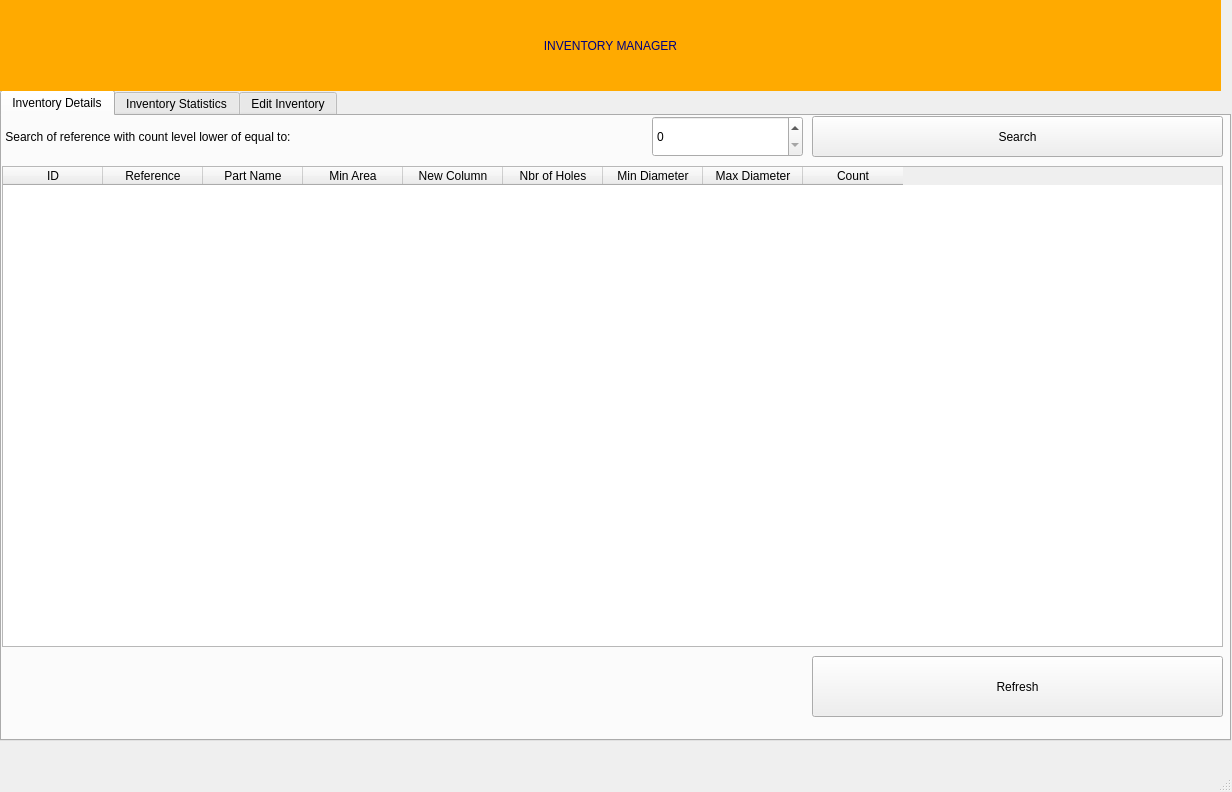
Above: app_design.ui from pkams/software_development_python before the change. Below: the same form after it.
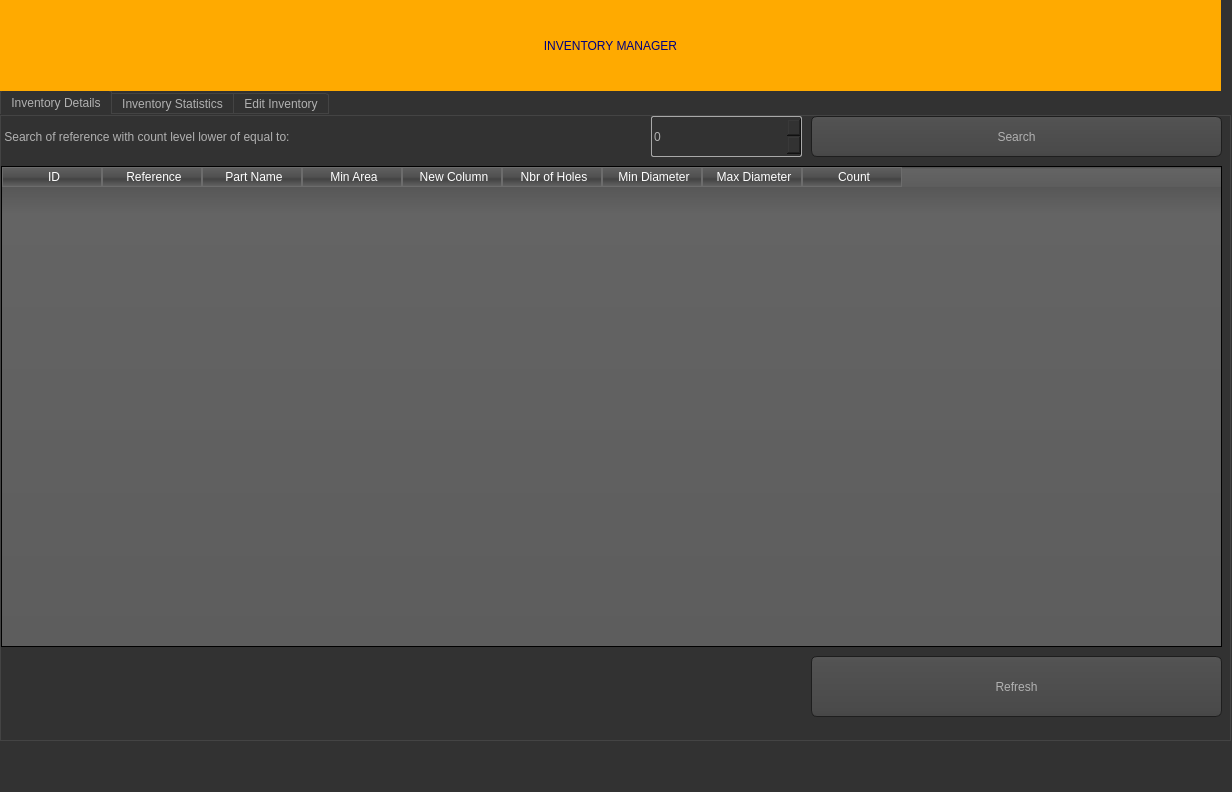
That is the form after the change. The open tabs and pages were chosen to show the change. Icons and pictures are not drawn.

Patch:
```diff
--- a/app_design.ui
+++ b/app_design.ui
@@ -13,6 +13,527 @@
   <property name="windowTitle">
    <string>Inventory Manager</string>
   </property>
+  <property name="styleSheet">
+   <string notr="true">QToolTip
+{
+     border: 1px solid black;
+     background-color: #ffa02f;
+     padding: 1px;
+     border-radius: 3px;
+     opacity: 100;
+}
+
+QWidget
+{
+    color: #b1b1b1;
+    background-color: #323232;
+}
+
+QTreeView, QListView
+{
+    background-color: silver;
+    margin-left: 5px;
+}
+
+QWidget:item:hover
+{
+    background-color: QLinearGradient( x1: 0, y1: 0, x2: 0, y2: 1, stop: 0 #ffa02f, stop: 1 #ca0619);
+    color: #000000;
+}
+
+QWidget:item:selected
+{
+    background-color: QLinearGradient( x1: 0, y1: 0, x2: 0, y2: 1, stop: 0 #ffa02f, stop: 1 #d7801a);
+}
+
+QMenuBar::item
+{
+    background: transparent;
+}
+
+QMenuBar::item:selected
+{
+    background: transparent;
+    border: 1px solid #ffaa00;
+}
+
+QMenuBar::item:pressed
+{
+    background: #444;
+    border: 1px solid #000;
+    background-color: QLinearGradient(
+        x1:0, y1:0,
+        x2:0, y2:1,
+        stop:1 #212121,
+        stop:0.4 #343434/*,
+        stop:0.2 #343434,
+        stop:0.1 #ffaa00*/
+    );
+    margin-bottom:-1px;
+    padding-bottom:1px;
+}
+
+QMenu
+{
+    border: 1px solid #000;
+}
+
+QMenu::item
+{
+    padding: 2px 20px 2px 20px;
+}
+
+QMenu::item:selected
+{
+    color: #000000;
+}
+
+QWidget:disabled
+{
+    color: #808080;
+    background-color: #323232;
+}
+
+QAbstractItemView
+{
+    background-color: QLinearGradient( x1: 0, y1: 0, x2: 0, y2: 1, stop: 0 #4d4d4d, stop: 0.1 #646464, stop: 1 #5d5d5d);
+}
+
+QWidget:focus
+{
+    /*border: 1px solid darkgray;*/
+}
+
+QLineEdit
+{
+    background-color: QLinearGradient( x1: 0, y1: 0, x2: 0, y2: 1, stop: 0 #4d4d4d, stop: 0 #646464, stop: 1 #5d5d5d);
+    padding: 1px;
+    border-style: solid;
+    border: 1px solid #1e1e1e;
+    border-radius: 5;
+}
+
+QPushButton
+{
+    color: #b1b1b1;
+    background-color: QLinearGradient( x1: 0, y1: 0, x2: 0, y2: 1, stop: 0 #565656, stop: 0.1 #525252, stop: 0.5 #4e4e4e, stop: 0.9 #4a4a4a, stop: 1 #464646);
+    border-width: 1px;
+    border-color: #1e1e1e;
+    border-style: solid;
+    border-radius: 6;
+    padding: 3px;
+    font-size: 12px;
+    padding-left: 5px;
+    padding-right: 5px;
+    min-width: 40px;
+}
+
+QPushButton:pressed
+{
+    background-color: QLinearGradient( x1: 0, y1: 0, x2: 0, y2: 1, stop: 0 #2d2d2d, stop: 0.1 #2b2b2b, stop: 0.5 #292929, stop: 0.9 #282828, stop: 1 #252525);
+}
+
+QComboBox
+{
+    selection-background-color: #ffaa00;
+    background-color: QLinearGradient( x1: 0, y1: 0, x2: 0, y2: 1, stop: 0 #565656, stop: 0.1 #525252, stop: 0.5 #4e4e4e, stop: 0.9 #4a4a4a, stop: 1 #464646);
+    border-style: solid;
+    border: 1px solid #1e1e1e;
+    border-radius: 5;
+}
+
+QComboBox:hover,QPushButton:hover
+{
+    border: 2px solid QLinearGradient( x1: 0, y1: 0, x2: 0, y2: 1, stop: 0 #ffa02f, stop: 1 #d7801a);
+}
+
+
+QComboBox:on
+{
+    padding-top: 3px;
+    padding-left: 4px;
+    background-color: QLinearGradient( x1: 0, y1: 0, x2: 0, y2: 1, stop: 0 #2d2d2d, stop: 0.1 #2b2b2b, stop: 0.5 #292929, stop: 0.9 #282828, stop: 1 #252525);
+    selection-background-color: #ffaa00;
+}
+
+QComboBox QAbstractItemView
+{
+    border: 2px solid darkgray;
+    selection-background-color: QLinearGradient( x1: 0, y1: 0, x2: 0, y2: 1, stop: 0 #ffa02f, stop: 1 #d7801a);
+}
+
+QComboBox::drop-down
+{
+     subcontrol-origin: padding;
+     subcontrol-position: top right;
+     width: 15px;
+
+     border-left-width: 0px;
+     border-left-color: darkgray;
+     border-left-style: solid; /* just a single line */
+     border-top-right-radius: 3px; /* same radius as the QComboBox */
+     border-bottom-right-radius: 3px;
+ }
+
+QComboBox::down-arrow
+{
+     image: url(:/dark_orange/img/down_arrow.png);
+}
+
+QGroupBox
+{
+    border: 1px solid darkgray;
+    margin-top: 10px;
+}
+
+QGroupBox:focus
+{
+    border: 1px solid darkgray;
+}
+
+QTextEdit:focus
+{
+    border: 1px solid darkgray;
+}
+
+QScrollBar:horizontal {
+     border: 1px solid #222222;
+     background: QLinearGradient( x1: 0, y1: 0, x2: 0, y2: 1, stop: 0.0 #121212, stop: 0.2 #282828, stop: 1 #484848);
+     height: 7px;
+     margin: 0px 16px 0 16px;
+}
+
+QScrollBar::handle:horizontal
+{
+      background: QLinearGradient( x1: 0, y1: 0, x2: 1, y2: 0, stop: 0 #ffa02f, stop: 0.5 #d7801a, stop: 1 #ffa02f);
+      min-height: 20px;
+      border-radius: 2px;
+}
+
+QScrollBar::add-line:horizontal {
+      border: 1px solid #1b1b19;
+      border-radius: 2px;
+      background: QLinearGradient( x1: 0, y1: 0, x2: 1, y2: 0, stop: 0 #ffa02f, stop: 1 #d7801a);
+      width: 14px;
+      subcontrol-position: right;
+      subcontrol-origin: margin;
+}
+
+QScrollBar::sub-line:horizontal {
+      border: 1px solid #1b1b19;
+      border-radius: 2px;
+      background: QLinearGradient( x1: 0, y1: 0, x2: 1, y2: 0, stop: 0 #ffa02f, stop: 1 #d7801a);
+      width: 14px;
+     subcontrol-position: left;
+     subcontrol-origin: margin;
+}
+
+QScrollBar::right-arrow:horizontal, QScrollBar::left-arrow:horizontal
+{
+      border: 1px solid black;
+      width: 1px;
+      height: 1px;
+      background: white;
+}
+
+QScrollBar::add-page:horizontal, QScrollBar::sub-page:horizontal
+{
+      background: none;
+}
+
+QScrollBar:vertical
+{
+      background: QLinearGradient( x1: 0, y1: 0, x2: 1, y2: 0, stop: 0.0 #121212, stop: 0.2 #282828, stop: 1 #484848);
+      width: 7px;
+      margin: 16px 0 16px 0;
+      border: 1px solid #222222;
+}
+
+QScrollBar::handle:vertical
+{
+      background: QLinearGradient( x1: 0, y1: 0, x2: 0, y2: 1, stop: 0 #ffa02f, stop: 0.5 #d7801a, stop: 1 #ffa02f);
+      min-height: 20px;
+      border-radius: 2px;
+}
+
+QScrollBar::add-line:vertical
+{
+      border: 1px solid #1b1b19;
+      border-radius: 2px;
+      background: QLinearGradient( x1: 0, y1: 0, x2: 0, y2: 1, stop: 0 #ffa02f, stop: 1 #d7801a);
+      height: 14px;
+      subcontrol-position: bottom;
+      subcontrol-origin: margin;
+}
+
+QScrollBar::sub-line:vertical
+{
+      border: 1px solid #1b1b19;
+      border-radius: 2px;
+      background: QLinearGradient( x1: 0, y1: 0, x2: 0, y2: 1, stop: 0 #d7801a, stop: 1 #ffa02f);
+      height: 14px;
+      subcontrol-position: top;
+      subcontrol-origin: margin;
+}
+
+QScrollBar::up-arrow:vertical, QScrollBar::down-arrow:vertical
+{
+      border: 1px solid black;
+      width: 1px;
+      height: 1px;
+      background: white;
+}
+
+
+QScrollBar::add-page:vertical, QScrollBar::sub-page:vertical
+{
+      background: none;
+}
+
+QTextEdit
+{
+    background-color: #242424;
+}
+
+QPlainTextEdit
+{
+    background-color: #242424;
+}
+
+QHeaderView::section
+{
+    background-color: QLinearGradient(x1:0, y1:0, x2:0, y2:1, stop:0 #616161, stop: 0.5 #505050, stop: 0.6 #434343, stop:1 #656565);
+    color: white;
+    padding-left: 4px;
+    border: 1px solid #6c6c6c;
+}
+
+QCheckBox:disabled
+{
+color: #414141;
+}
+
+QDockWidget::title
+{
+    text-align: center;
+    spacing: 3px; /* spacing between items in the tool bar */
+    background-color: QLinearGradient(x1:0, y1:0, x2:0, y2:1, stop:0 #323232, stop: 0.5 #242424, stop:1 #323232);
+}
+
+QDockWidget::close-button, QDockWidget::float-button
+{
+    text-align: center;
+    spacing: 1px; /* spacing between items in the tool bar */
+    background-color: QLinearGradient(x1:0, y1:0, x2:0, y2:1, stop:0 #323232, stop: 0.5 #242424, stop:1 #323232);
+}
+
+QDockWidget::close-button:hover, QDockWidget::float-button:hover
+{
+    background: #242424;
+}
+
+QDockWidget::close-button:pressed, QDockWidget::float-button:pressed
+{
+    padding: 1px -1px -1px 1px;
+}
+
+QMainWindow::separator
+{
+    background-color: QLinearGradient(x1:0, y1:0, x2:0, y2:1, stop:0 #161616, stop: 0.5 #151515, stop: 0.6 #212121, stop:1 #343434);
+    color: white;
+    padding-left: 4px;
+    border: 1px solid #4c4c4c;
+    spacing: 3px; /* spacing between items in the tool bar */
+}
+
+QMainWindow::separator:hover
+{
+
+    background-color: QLinearGradient(x1:0, y1:0, x2:0, y2:1, stop:0 #d7801a, stop:0.5 #b56c17 stop:1 #ffa02f);
+    color: white;
+    padding-left: 4px;
+    border: 1px solid #6c6c6c;
+    spacing: 3px; /* spacing between items in the tool bar */
+}
+
+QToolBar::handle
+{
+     spacing: 3px; /* spacing between items in the tool bar */
+     background: url(:/dark_orange/img/handle.png);
+}
+
+QMenu::separator
+{
+    height: 2px;
+    background-color: QLinearGradient(x1:0, y1:0, x2:0, y2:1, stop:0 #161616, stop: 0.5 #151515, stop: 0.6 #212121, stop:1 #343434);
+    color: white;
+    padding-left: 4px;
+    margin-left: 10px;
+    margin-right: 5px;
+}
+
+QProgressBar
+{
+    border: 2px solid grey;
+    border-radius: 5px;
+    text-align: center;
+}
+
+QProgressBar::chunk
+{
+    background-color: #d7801a;
+    width: 2.15px;
+    margin: 0.5px;
+}
+
+QTabBar::tab {
+    color: #b1b1b1;
+    border: 1px solid #444;
+    border-bottom-style: none;
+    background-color: #323232;
+    padding-left: 10px;
+    padding-right: 10px;
+    padding-top: 3px;
+    padding-bottom: 2px;
+    margin-right: -1px;
+}
+
+QTabWidget::pane {
+    border: 1px solid #444;
+    top: 1px;
+}
+
+QTabBar::tab:last
+{
+    margin-right: 0; /* the last selected tab has nothing to overlap with on the right */
+    border-top-right-radius: 3px;
+}
+
+QTabBar::tab:first:!selected
+{
+ margin-left: 0px; /* the last selected tab has nothing to overlap with on the right */
+
+
+    border-top-left-radius: 3px;
+}
+
+QTabBar::tab:!selected
+{
+    color: #b1b1b1;
+    border-bottom-style: solid;
+    margin-top: 3px;
+    background-color: QLinearGradient(x1:0, y1:0, x2:0, y2:1, stop:1 #212121, stop:.4 #343434);
+}
+
+QTabBar::tab:selected
+{
+    border-top-left-radius: 3px;
+    border-top-right-radius: 3px;
+    margin-bottom: 0px;
+}
+
+QTabBar::tab:!selected:hover
+{
+    /*border-top: 2px solid #ffaa00;
+    padding-bottom: 3px;*/
+    border-top-left-radius: 3px;
+    border-top-right-radius: 3px;
+    background-color: QLinearGradient(x1:0, y1:0, x2:0, y2:1, stop:1 #212121, stop:0.4 #343434, stop:0.2 #343434, stop:0.1 #ffaa00);
+}
+
+QRadioButton::indicator:checked, QRadioButton::indicator:unchecked{
+    color: #b1b1b1;
+    background-color: #323232;
+    border: 1px solid #b1b1b1;
+    border-radius: 6px;
+}
+
+QRadioButton::indicator:checked
+{
+    background-color: qradialgradient(
+        cx: 0.5, cy: 0.5,
+        fx: 0.5, fy: 0.5,
+        radius: 1.0,
+        stop: 0.25 #ffaa00,
+        stop: 0.3 #323232
+    );
+}
+
+QCheckBox::indicator{
+    color: #b1b1b1;
+    background-color: #323232;
+    border: 1px solid #b1b1b1;
+    width: 9px;
+    height: 9px;
+}
+
+QRadioButton::indicator
+{
+    border-radius: 6px;
+}
+
+QRadioButton::indicator:hover, QCheckBox::indicator:hover
+{
+    border: 1px solid #ffaa00;
+}
+
+QCheckBox::indicator:checked
+{
+    image:url(:/dark_orange/img/checkbox.png);
+}
+
+QCheckBox::indicator:disabled, QRadioButton::indicator:disabled
+{
+    border: 1px solid #444;
+}
+
+
+QSlider::groove:horizontal {
+    border: 1px solid #3A3939;
+    height: 8px;
+    background: #201F1F;
+    margin: 2px 0;
+    border-radius: 2px;
+}
+
+QSlider::handle:horizontal {
+    background: QLinearGradient( x1: 0, y1: 0, x2: 0, y2: 1,
+      stop: 0.0 silver, stop: 0.2 #a8a8a8, stop: 1 #727272);
+    border: 1px solid #3A3939;
+    width: 14px;
+    height: 14px;
+    margin: -4px 0;
+    border-radius: 2px;
+}
+
+QSlider::groove:vertical {
+    border: 1px solid #3A3939;
+    width: 8px;
+    background: #201F1F;
+    margin: 0 0px;
+    border-radius: 2px;
+}
+
+QSlider::handle:vertical {
+    background: QLinearGradient( x1: 0, y1: 0, x2: 0, y2: 1, stop: 0.0 silver,
+      stop: 0.2 #a8a8a8, stop: 1 #727272);
+    border: 1px solid #3A3939;
+    width: 14px;
+    height: 14px;
+    margin: 0 -4px;
+    border-radius: 2px;
+}
+
+QAbstractSpinBox {
+    padding-top: 2px;
+    padding-bottom: 2px;
+    border: 1px solid darkgray;
+
+    border-radius: 2px;
+    min-width: 50px;
+}
+</string>
+  </property>
   <widget class="QWidget" name="centralwidget">
    <widget class="QTabWidget" name="tabWidget">
     <property name="geometry">
```
Left out of the diff: 2 changed lines with no effect on the pictures.
